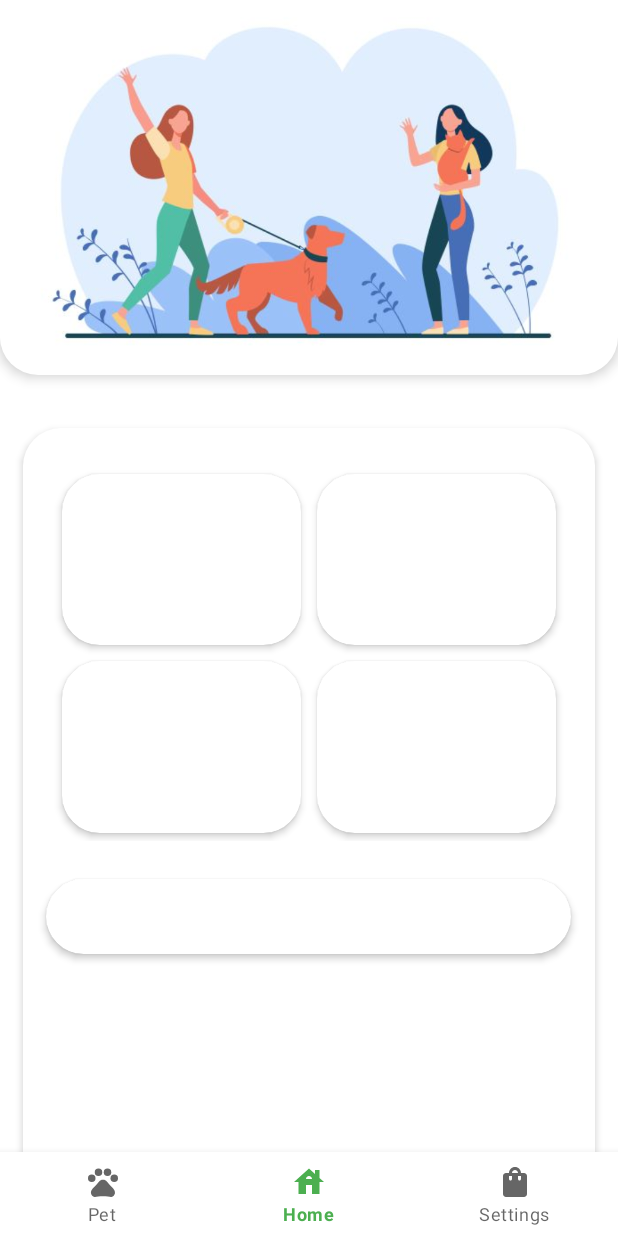
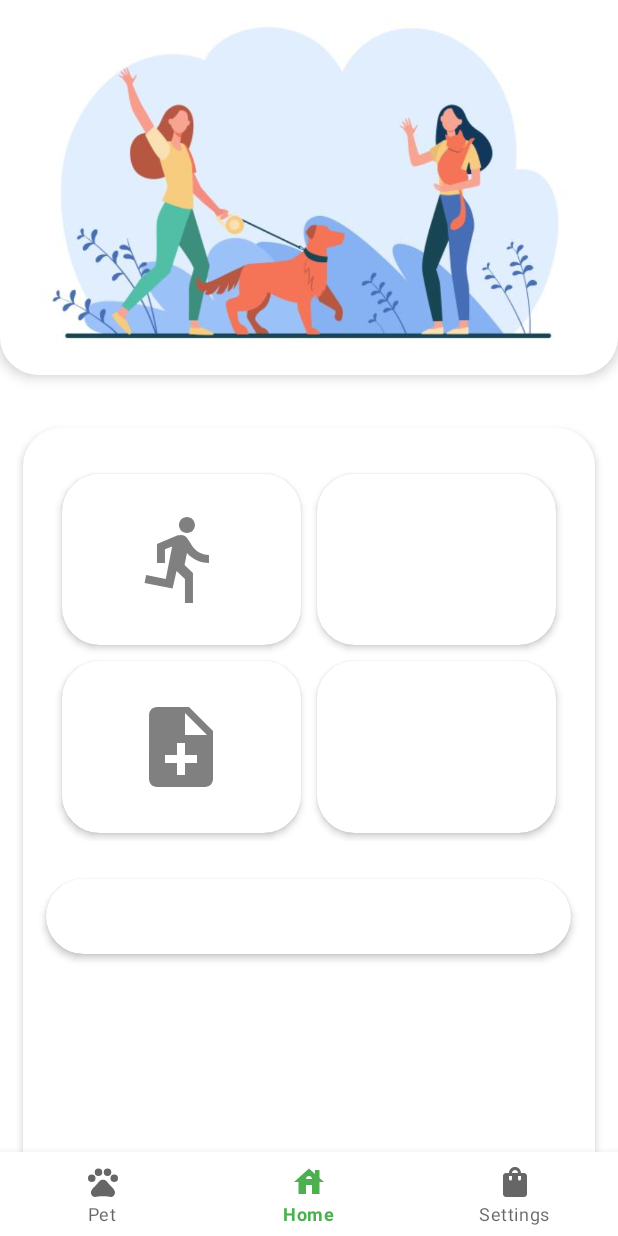
Before and after one commit to Marsiius/MyPet, an Android app: the Home screen opened directly, with no data from a screen before it, on a phone screen of 412 x 824 dp. Run offline under Robolectric (Android 15) with nearby library versions, the phone set to English and light mode, and no system bars; our stand-ins replace Firebase (no records; nobody signed in at launch, a user with empty details on screens opened directly), navigation-ui; Roboto replaces fonts that are not available here.

Commit message:
Implement set picture in storage DB and edit home GUI

```diff
--- a/app/build.gradle
+++ b/app/build.gradle
@@ -51,6 +51,7 @@ dependencies {
     implementation 'androidx.navigation:navigation-ui-ktx:2.5.1'
     implementation 'com.google.firebase:firebase-auth-ktx:21.1.0'
     implementation 'com.google.firebase:firebase-database-ktx:20.1.0'
+    implementation 'com.firebaseui:firebase-ui-storage:7.2.0'
     testImplementation 'junit:junit:4.13.2'
     androidTestImplementation 'androidx.test.ext:junit:1.1.3'
     androidTestImplementation 'androidx.test.espresso:espresso-core:3.4.0'
--- a/app/src/main/AndroidManifest.xml
+++ b/app/src/main/AndroidManifest.xml
@@ -5,6 +5,7 @@
 
     <uses-permission android:name="android.permission.FOREGROUND_SERVICE" />
     <uses-permission android:name="android.permission.CAMERA" />
+    <uses-permission android:name="android.permission.INTERNET"/>
 
     <uses-feature android:name="android.hardware.camera" /> <!-- Needed only if your app targets Android 5.0 (API level 21) or higher. -->
     <uses-feature android:name="android.hardware.location.gps" />
@@ -18,7 +19,8 @@
         android:roundIcon="@mipmap/ic_launcher_round"
         android:supportsRtl="true"
         android:theme="@style/Theme.App"
-        tools:targetApi="31">
+        tools:targetApi="31"
+        android:usesCleartextTraffic="true">
 
         <service android:name=".StepService" />
 
--- a/app/src/main/java/it/pdm/app/Home.kt
+++ b/app/src/main/java/it/pdm/app/Home.kt
@@ -24,7 +24,7 @@ class Home : Fragment() {
 
     override fun onViewCreated(view: View, savedInstanceState: Bundle?) {
         super.onViewCreated(view, savedInstanceState)
-        binding.Card1.setOnClickListener {
+        binding.cardStep.setOnClickListener {
             findNavController().navigate(R.id.action_homeFragment_to_blankFragment)
         }
         binding.Card2.setOnClickListener {
--- a/app/src/main/java/it/pdm/app/SignupPetFragment.kt
+++ b/app/src/main/java/it/pdm/app/SignupPetFragment.kt
@@ -49,6 +49,7 @@ class SignupPetFragment : Fragment() {
         }
     }
 
+    //metodo che verifica che sia stato inserito sia il nome sia il compleanno dell'animale
     private fun everythingOk(): Boolean {
         var ok = true
         if (et_name.text.isEmpty())
@@ -58,11 +59,13 @@ class SignupPetFragment : Fragment() {
         return ok
     }
 
+    //metodo che crea il nodo "user_uId" nel real time DB
     private fun writeUser(){
         val ref = database.getReference("users")
         ref.child(uId)
     }
 
+    //metodo che scrive l'animale nel real time DB
     private fun writePet() {
         val pet = MyPet(
             et_name.text.toString(),
--- /dev/null
+++ b/app/src/main/res/drawable/ic_note.xml
@@ -0,0 +1,6 @@
+<vector android:alpha="0.5" android:autoMirrored="true"
+    android:height="24dp" android:tint="#000000"
+    android:viewportHeight="24" android:viewportWidth="24"
+    android:width="24dp" xmlns:android="http://schemas.android.com/apk/res/android">
+    <path android:fillColor="@android:color/white" android:pathData="M14,2L6,2c-1.1,0 -1.99,0.9 -1.99,2L4,20c0,1.1 0.89,2 1.99,2L18,22c1.1,0 2,-0.9 2,-2L20,8l-6,-6zM16,16h-3v3h-2v-3L8,16v-2h3v-3h2v3h3v2zM13,9L13,3.5L18.5,9L13,9z"/>
+</vector>
--- /dev/null
+++ b/app/src/main/res/drawable/ic_run.xml
@@ -0,0 +1,6 @@
+<vector android:alpha="0.5" android:autoMirrored="true"
+    android:height="24dp" android:tint="#000000"
+    android:viewportHeight="24" android:viewportWidth="24"
+    android:width="24dp" xmlns:android="http://schemas.android.com/apk/res/android">
+    <path android:fillColor="@android:color/white" android:pathData="M13.49,5.48c1.1,0 2,-0.9 2,-2s-0.9,-2 -2,-2 -2,0.9 -2,2 0.9,2 2,2zM9.89,19.38l1,-4.4 2.1,2v6h2v-7.5l-2.1,-2 0.6,-3c1.3,1.5 3.3,2.5 5.5,2.5v-2c-1.9,0 -3.5,-1 -4.3,-2.4l-1,-1.6c-0.4,-0.6 -1,-1 -1.7,-1 -0.3,0 -0.5,0.1 -0.8,0.1l-5.2,2.2v4.7h2v-3.4l1.8,-0.7 -1.6,8.1 -4.9,-1 -0.4,2 7,1.4z"/>
+</vector>
--- a/app/src/main/res/layout/fragment_home.xml
+++ b/app/src/main/res/layout/fragment_home.xml
@@ -82,7 +82,7 @@
                 android:rowCount="3">
 
                 <com.google.android.material.card.MaterialCardView
-                    android:id="@+id/Card1"
+                    android:id="@+id/cardStep"
                     android:layout_width="0dp"
                     android:layout_height="0dp"
                     android:layout_rowWeight="1"
@@ -95,7 +95,15 @@
 
                     <RelativeLayout
                         android:layout_width="match_parent"
-                        android:layout_height="match_parent" />
+                        android:layout_height="match_parent">
+
+                        <ImageView
+                            android:layout_width="64dp"
+                            android:layout_height="64dp"
+                            android:layout_centerInParent="true"
+                            android:background="@drawable/ic_run" />
+
+                    </RelativeLayout>
 
                 </com.google.android.material.card.MaterialCardView>
 
@@ -131,7 +139,15 @@
 
                     <RelativeLayout
                         android:layout_width="match_parent"
-                        android:layout_height="match_parent" />
+                        android:layout_height="match_parent">
+
+                        <ImageView
+                            android:layout_width="64dp"
+                            android:layout_height="64dp"
+                            android:layout_centerInParent="true"
+                            android:background="@drawable/ic_note" />
+
+                    </RelativeLayout>
 
                 </com.google.android.material.card.MaterialCardView>
 
--- a/app/src/main/res/layout/fragment_pet.xml
+++ b/app/src/main/res/layout/fragment_pet.xml
@@ -52,7 +52,8 @@
         app:layout_constraintEnd_toEndOf="parent"
         app:layout_constraintStart_toStartOf="parent"
         app:layout_constraintTop_toBottomOf="@+id/fl_pet_fragment"
-        app:layout_constraintVertical_bias="0.05">
+        app:layout_constraintVertical_bias="0.05"
+        android:layout_marginHorizontal="8dp">
 
         <TextView
             android:id="@+id/tv_pet_name"
--- a/app/src/main/res/layout/fragment_pet_information.xml
+++ b/app/src/main/res/layout/fragment_pet_information.xml
@@ -86,12 +86,6 @@
                 android:layout_width="match_parent"
                 android:layout_height="match_parent">
 
-                <ImageView
-                    android:layout_width="64dp"
-                    android:layout_height="64dp"
-                    android:layout_centerInParent="true"
-                    android:background="@drawable/ic_camera" />
-
             </RelativeLayout>
 
         </com.google.android.material.card.MaterialCardView>
```
Also changed, not shown: app/src/main/java/it/pdm/app/FirebaseRealtimeDBHelper.kt (+8 -0 lines), app/src/main/java/it/pdm/app/PetFragment.kt (+47 -8 lines).
